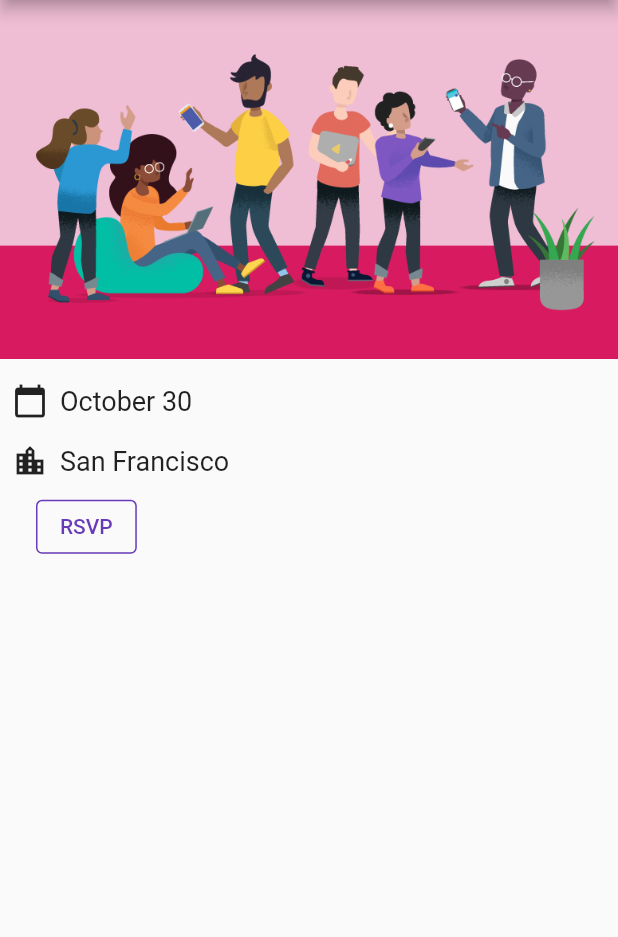
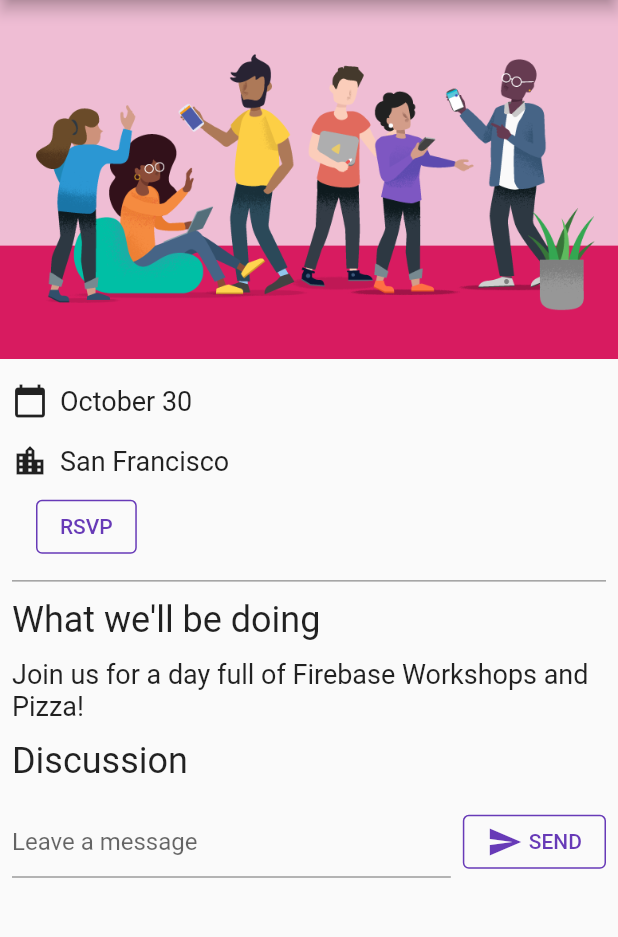
Before and after one commit to monkinng9/Flutter_learning, a Flutter app: the screen it shows after launch, on a phone screen of 412 x 824 dp, the part 84-1021 px from its top. Run offline on Flutter 3.47's test engine with Material 2 defaults, Android fonts, the phone set to English and light mode, and no system bars; our stand-ins replace cloud_firestore, firebase_auth, firebase_core, google_fonts; accounts and stored records are empty.

Commit message:
add GuestBook class and Test it with print message
This reverts commit 6bbe281dc105c6be01cb93f31137f77ea9e50f43.

```diff
--- a/flutter_application_1/lib/main.dart
+++ b/flutter_application_1/lib/main.dart
@@ -1,3 +1,7 @@
+import 'dart:async';
+
+import 'package:cloud_firestore/cloud_firestore.dart';
+
 import 'package:firebase_auth/firebase_auth.dart';
 import 'package:firebase_core/firebase_core.dart';
 import 'package:flutter/material.dart';
@@ -72,6 +76,19 @@ class HomePage extends StatelessWidget {
               signOut: appState.signOut,
             ),
           ),
+          const Divider(
+            height: 8,
+            thickness: 1,
+            indent: 8,
+            endIndent: 8,
+            color: Colors.grey,
+          ),
+          const Header("What we'll be doing"),
+          const Paragraph(
+            'Join us for a day full of Firebase Workshops and Pizza!',
+          ),
+          const Header('Discussion'),
+          GuestBook(addMessage: (message) => print(message)),
         ],
       ),
     );
@@ -166,3 +183,60 @@ class ApplicationState extends ChangeNotifier {
     FirebaseAuth.instance.signOut();
   }
 }
+
+class GuestBook extends StatefulWidget {
+  const GuestBook({required this.addMessage});
+  final FutureOr<void> Function(String message) addMessage;
+
+  @override
+  State<GuestBook> createState() => _GuestBookState();
+}
+
+class _GuestBookState extends State<GuestBook> {
+  final _formKey = GlobalKey<FormState>(debugLabel: '_GuestBookState');
+  final _controller = TextEditingController();
+
+  @override
+  Widget build(BuildContext context) {
+    return Padding(
+      padding: const EdgeInsets.all(8.0),
+      child: Form(
+        key: _formKey,
+        child: Row(
+          children: [
+            Expanded(
+              child: TextFormField(
+                controller: _controller,
+                decoration: const InputDecoration(
+                  hintText: 'Leave a message',
+                ),
+                validator: (value) {
+                  if (value == null || value.isEmpty) {
+                    return 'Enter your massage to continue';
+                  }
+                  return null;
+                },
+              ),
+            ),
+            const SizedBox(width: 8),
+            StyledButton(
+              onPressed: () async {
+                if (_formKey.currentState!.validate()) {
+                  await widget.addMessage(_controller.text);
+                  _controller.clear();
+                }
+              },
+              child: Row(
+                children: const [
+                  Icon(Icons.send),
+                  SizedBox(width: 4),
+                  Text('SEND'),
+                ],
+              ),
+            ),
+          ],
+        ),
+      ),
+    );
+  }
+}
--- a/flutter_application_1/lib/ui/widgets.dart
+++ b/flutter_application_1/lib/ui/widgets.dart
@@ -57,3 +57,16 @@ class Header extends StatelessWidget {
         ),
       );
 }
+
+class Paragraph extends StatelessWidget {
+  const Paragraph(this.content);
+  final String content;
+  @override
+  Widget build(BuildContext context) => Padding(
+        padding: const EdgeInsets.symmetric(horizontal: 8, vertical: 4),
+        child: Text(
+          content,
+          style: const TextStyle(fontSize: 18),
+        ),
+      );
+}
```
